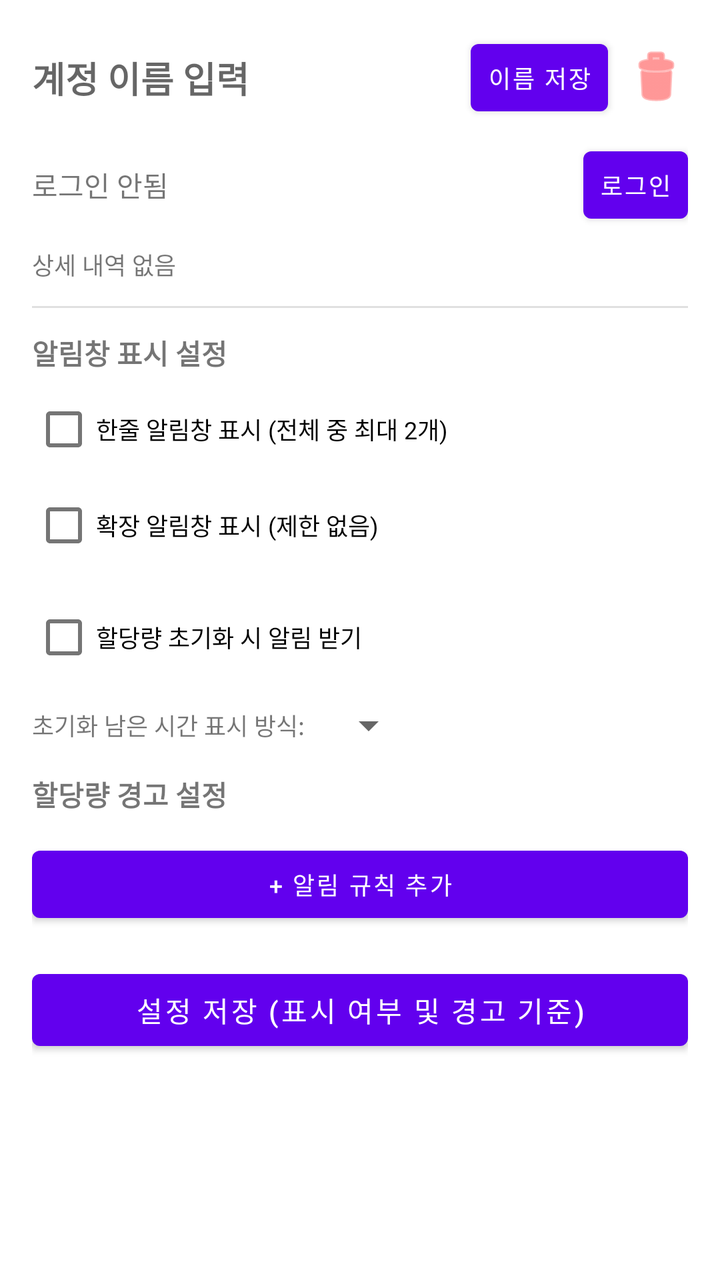
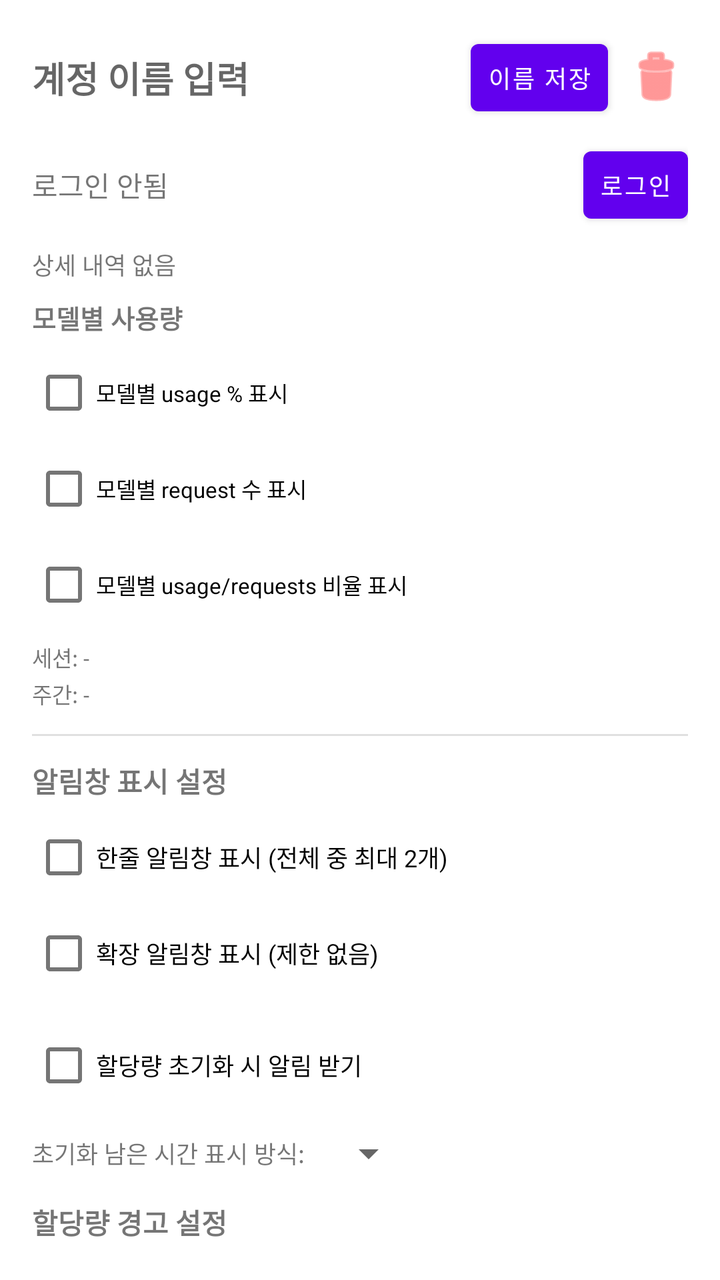

The first picture is an Android layout as it rendered before a commit; the second is the same layout after the commit. The layout source and the unified diff follow.
<!-- AndroidManifest.xml: application theme Theme.OllamaQuotaWidget -->
<!-- res/layout/item_account_card.xml -->
<?xml version="1.0" encoding="utf-8"?>
<LinearLayout xmlns:android="http://schemas.android.com/apk/res/android"
    android:layout_width="match_parent"
    android:layout_height="wrap_content"
    android:orientation="vertical"
    android:padding="16dp"
    android:layout_marginBottom="16dp"
    android:elevation="2dp">

    
    <LinearLayout
        android:layout_width="match_parent"
        android:layout_height="wrap_content"
        android:orientation="horizontal"
        android:gravity="center_vertical"
        android:layout_marginBottom="8dp">
        
        <EditText
            android:id="@+id/etItemName"
            android:layout_width="0dp"
            android:layout_weight="1"
            android:layout_height="wrap_content"
            android:hint="계정 이름 입력"
            android:textSize="18sp"
            android:textStyle="bold"
            android:background="@null" />
            
        <Button
            android:id="@+id/btnItemSaveName"
            android:layout_width="wrap_content"
            android:layout_height="wrap_content"
            android:text="이름 저장"
            android:textSize="12sp"
            android:minHeight="0dp"
            android:minWidth="0dp"
            android:padding="8dp"/>
            
        <ImageButton
            android:id="@+id/btnItemDelete"
            android:layout_width="wrap_content"
            android:layout_height="wrap_content"
            android:src="@android:drawable/ic_menu_delete"
            android:background="?attr/selectableItemBackgroundBorderless"
            android:layout_marginStart="8dp"
            android:tint="#FF5252"
            android:contentDescription="계정 삭제" />
    </LinearLayout>

    
    <LinearLayout
        android:layout_width="match_parent"
        android:layout_height="wrap_content"
        android:orientation="horizontal"
        android:gravity="center_vertical"
        android:layout_marginBottom="8dp">
        
        <TextView
            android:id="@+id/tvItemStatus"
            android:layout_width="0dp"
            android:layout_weight="1"
            android:layout_height="wrap_content"
            android:text="로그인 안됨" />
            
        <Button
            android:id="@+id/btnItemLogin"
            android:layout_width="wrap_content"
            android:layout_height="wrap_content"
            android:text="로그인"
            android:textSize="12sp"
            android:minHeight="0dp"
            android:minWidth="0dp"
            android:padding="8dp" />
    </LinearLayout>

    <TextView
        android:id="@+id/tvItemDetail"
        android:layout_width="match_parent"
        android:layout_height="wrap_content"
        android:textSize="12sp"
        android:text="상세 내역 없음"
        android:layout_marginBottom="12dp" />

    <View
        android:layout_width="match_parent"
        android:layout_height="1dp"
        android:background="?android:attr/listDivider"
        android:layout_marginBottom="12dp" />

    
    <TextView
        android:layout_width="wrap_content"
        android:layout_height="wrap_content"
        android:text="알림창 표시 설정"
        android:textStyle="bold"
        android:textSize="14sp"
        android:layout_marginBottom="4dp"/>
        
    <CheckBox
        android:id="@+id/cbItemShowCollapsed"
        android:layout_width="wrap_content"
        android:layout_height="wrap_content"
        android:text="한줄 알림창 표시 (전체 중 최대 2개)"
        android:textSize="12sp" />
        
    <CheckBox
        android:id="@+id/cbItemShowExpanded"
        android:layout_width="wrap_content"
        android:layout_height="wrap_content"
        android:text="확장 알림창 표시 (제한 없음)"
        android:textSize="12sp"
        android:layout_marginBottom="8dp"/>

    <CheckBox
        android:id="@+id/cbItemAlertOnReset"
        android:layout_width="wrap_content"
        android:layout_height="wrap_content"
        android:text="할당량 초기화 시 알림 받기"
        android:textSize="12sp"
        android:layout_marginBottom="8dp"/>

    <LinearLayout
        android:layout_width="match_parent"
        android:layout_height="wrap_content"
        android:orientation="horizontal"
        android:gravity="center_vertical"
        android:layout_marginBottom="12dp">
        <TextView
            android:layout_width="wrap_content"
            android:layout_height="wrap_content"
            android:text="초기화 남은 시간 표시 방식:"
            android:textSize="12sp"/>
        <Spinner
            android:id="@+id/spinnerResetTimeMode"
            android:layout_width="wrap_content"
            android:layout_height="wrap_content"
            android:layout_marginStart="8dp" />
    </LinearLayout>

    
    <TextView
        android:layout_width="wrap_content"
        android:layout_height="wrap_content"
        android:text="할당량 경고 설정"
        android:textStyle="bold"
        android:textSize="14sp"
        android:layout_marginBottom="4dp"/>

    <LinearLayout
        android:id="@+id/llAlertsContainer"
        android:layout_width="match_parent"
        android:layout_height="wrap_content"
        android:orientation="vertical"
        android:layout_marginBottom="8dp"/>

    <Button
        android:id="@+id/btnAddAlert"
        android:layout_width="match_parent"
        android:layout_height="wrap_content"
        android:text="+ 알림 규칙 추가"
        android:textSize="12sp"
        android:minHeight="0dp"
        android:padding="8dp"
        android:layout_marginBottom="8dp"/>
    
    <Button
        android:id="@+id/btnItemSaveSettings"
        android:layout_width="match_parent"
        android:layout_height="wrap_content"
        android:text="설정 저장 (표시 여부 및 경고 기준)"
        android:layout_marginTop="8dp"/>

</LinearLayout>
<!-- resources referenced by this layout -->
<resources>
  <style name="Theme.OllamaQuotaWidget" parent="Theme.MaterialComponents.DayNight.DarkActionBar">
          <item name="colorPrimary">@color/purple_500</item>
          <item name="colorPrimaryVariant">@color/purple_700</item>
          <item name="colorOnPrimary">@color/white</item>
          <item name="colorSecondary">@color/teal_200</item>
          <item name="colorSecondaryVariant">@color/teal_700</item>
          <item name="colorOnSecondary">@color/black</item>
          <item name="android:statusBarColor">?attr/colorPrimaryVariant</item>
      </style>
  <color name="purple_500">#FF6200EE</color>
  <color name="purple_700">#FF3700B3</color>
  <color name="white">#FFFFFFFF</color>
  <color name="teal_200">#FF03DAC5</color>
  <color name="teal_700">#FF018786</color>
  <color name="black">#FF000000</color>
</resources>

<!-- the commit's change to res/layout/item_account_card.xml (unified diff, before → after) -->
@@ -78,6 +78,54 @@
         android:layout_height="wrap_content"
         android:textSize="12sp"
         android:text="상세 내역 없음"
+        android:layout_marginBottom="8dp" />
+
+    
+    <TextView
+        android:layout_width="wrap_content"
+        android:layout_height="wrap_content"
+        android:text="모델별 사용량"
+        android:textStyle="bold"
+        android:textSize="13sp"
+        android:layout_marginBottom="4dp" />
+
+    
+    <CheckBox
+        android:id="@+id/cbShowModelUsage"
+        android:layout_width="wrap_content"
+        android:layout_height="wrap_content"
+        android:text="모델별 usage % 표시"
+        android:textSize="11sp" />
+
+    <CheckBox
+        android:id="@+id/cbShowModelRequests"
+        android:layout_width="wrap_content"
+        android:layout_height="wrap_content"
+        android:text="모델별 request 수 표시"
+        android:textSize="11sp" />
+
+    <CheckBox
+        android:id="@+id/cbShowModelUsagePerReq"
+        android:layout_width="wrap_content"
+        android:layout_height="wrap_content"
+        android:text="모델별 usage/requests 비율 표시"
+        android:textSize="11sp"
+        android:layout_marginBottom="4dp" />
+
+    <TextView
+        android:id="@+id/tvItemSessionModels"
+        android:layout_width="match_parent"
+        android:layout_height="wrap_content"
+        android:textSize="11sp"
+        android:text="세션: -"
+        android:layout_marginBottom="2dp" />
+
+    <TextView
+        android:id="@+id/tvItemWeeklyModels"
+        android:layout_width="match_parent"
+        android:layout_height="wrap_content"
+        android:textSize="11sp"
+        android:text="주간: -"
         android:layout_marginBottom="12dp" />
 
     <View
